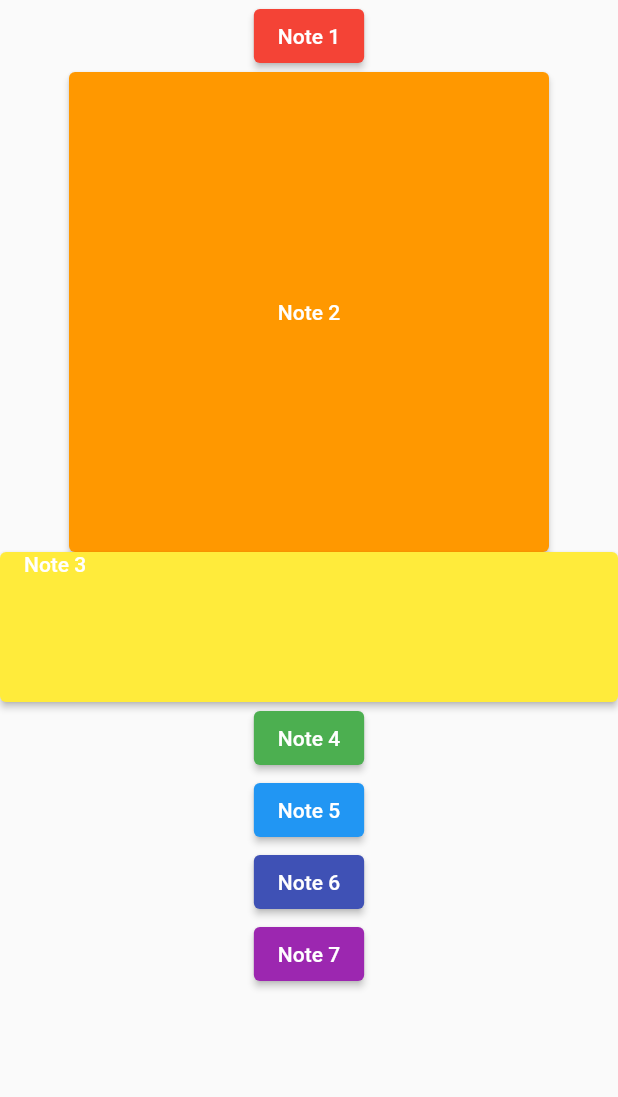
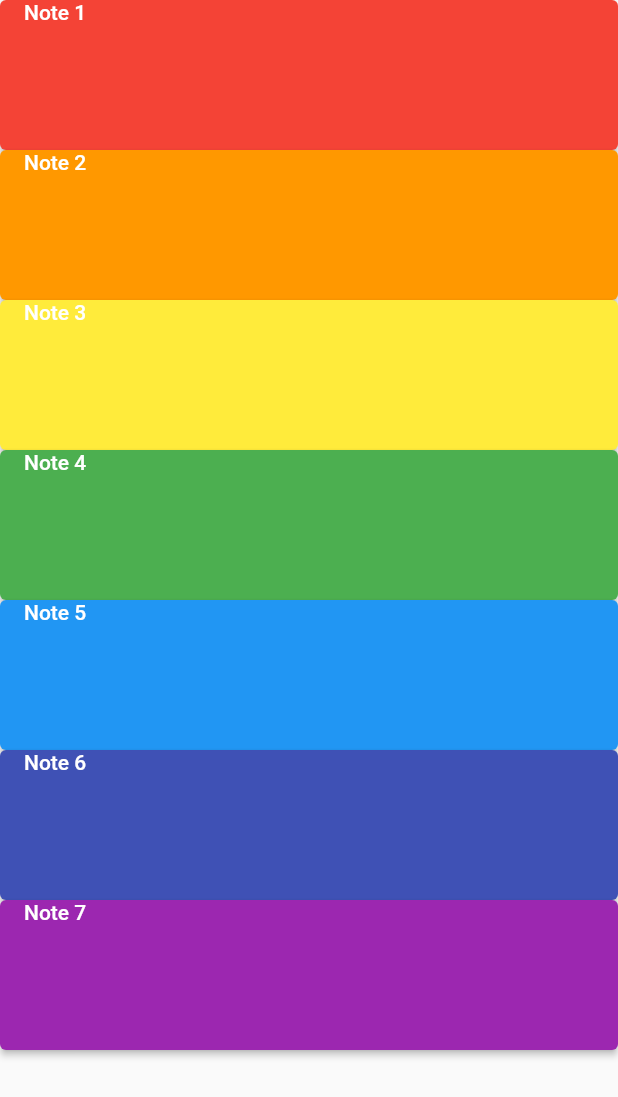
Before and after one commit to thomHayner/flutter_learn_xylophone_app, a Flutter app: the screen it shows after launch, on a phone screen of 412 x 824 dp. Shown: the top 1097 px of the screen. Run offline on Flutter 3.47's test engine with Material 2 defaults, Android fonts, the phone set to English and light mode, and no system bars; our stand-ins replace audioplayers.

Commit message:
change all buttons to sized boxes

```diff
--- a/lib/main.dart
+++ b/lib/main.dart
@@ -22,7 +22,11 @@ class XylophoneApp extends StatelessWidget {
                   style: ButtonStyle(
                     backgroundColor: MaterialStateProperty.all<Color>(Colors.red),
                   ),
+                  child: SizedBox(
+                    width: double.infinity,
+                    height: 100,
                     child: Text('Note 1'),
+                  ),
                   onPressed: () {
                     playSound(1);
                   },
@@ -30,10 +34,14 @@ class XylophoneApp extends StatelessWidget {
                 ElevatedButton(
                   style: ButtonStyle(
                     backgroundColor: MaterialStateProperty.all<Color>(Colors.orange),
-                    fixedSize: MaterialStateProperty.all<Size>(Size.square(320)),
+                    // fixedSize: MaterialStateProperty.all<Size>(Size.square(320)),
                     // fixedSize: MaterialStateProperty.all<Size>(Size.fromWidth(320)),
                   ),
+                  child: SizedBox(
+                    width: double.infinity,
+                    height: 100,
                     child: Text('Note 2'),
+                  ),
                   onPressed: () {
                     playSound(2);
                   },
@@ -45,7 +53,7 @@ class XylophoneApp extends StatelessWidget {
                   child: SizedBox(
                     width: double.infinity,
                     height: 100,
-                    child: Text('Note 3')
+                    child: Text('Note 3'),
                   ),
                   onPressed: () {
                     playSound(3);
@@ -55,7 +63,11 @@ class XylophoneApp extends StatelessWidget {
                   style: ButtonStyle(
                     backgroundColor: MaterialStateProperty.all<Color>(Colors.green),
                   ),
+                  child: SizedBox(
+                    width: double.infinity,
+                    height: 100,
                     child: Text('Note 4'),
+                  ),
                   onPressed: () {
                     playSound(4);
                   },
@@ -64,7 +76,11 @@ class XylophoneApp extends StatelessWidget {
                   style: ButtonStyle(
                     backgroundColor: MaterialStateProperty.all<Color>(Colors.blue),
                   ),
+                  child: SizedBox(
+                    width: double.infinity,
+                    height: 100,
                     child: Text('Note 5'),
+                  ),
                   onPressed: () {
                     playSound(5);
                   },
@@ -73,7 +89,11 @@ class XylophoneApp extends StatelessWidget {
                   style: ButtonStyle(
                     backgroundColor: MaterialStateProperty.all<Color>(Colors.indigo),
                   ),
+                  child: SizedBox(
+                    width: double.infinity,
+                    height: 100,
                     child: Text('Note 6'),
+                  ),
                   onPressed: () {
                     playSound(6);
                   },
@@ -82,7 +102,11 @@ class XylophoneApp extends StatelessWidget {
                   style: ButtonStyle(
                     backgroundColor: MaterialStateProperty.all<Color>(Colors.purple),
                   ),
+                  child: SizedBox(
+                    width: double.infinity,
+                    height: 100,
                     child: Text('Note 7'),
+                  ),
                   onPressed: () {
                     playSound(7);
                   },
```
Lines whose indentation alone changed are shown as unchanged.
